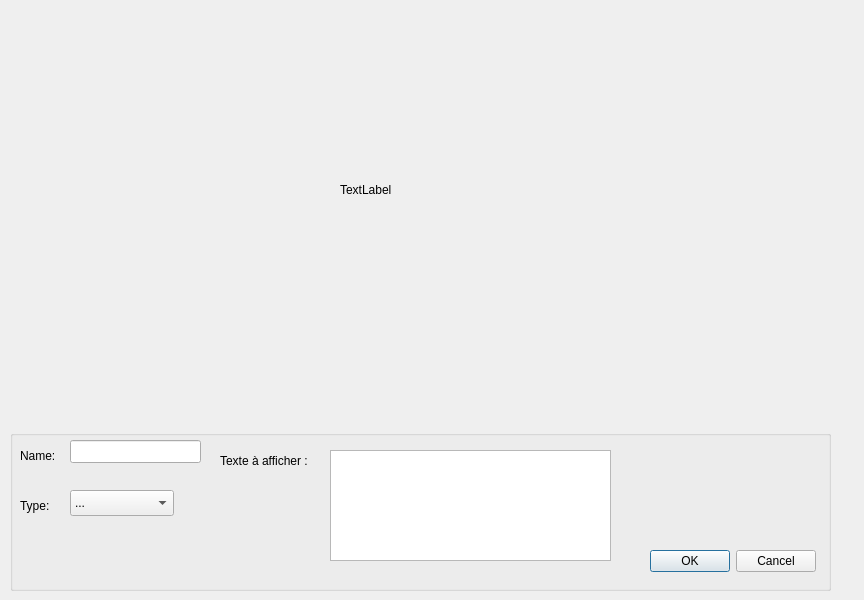
First picture: the form in dialogmodel.ui, repository norips/Projet_MBA_ConfigCreator, before the edit.
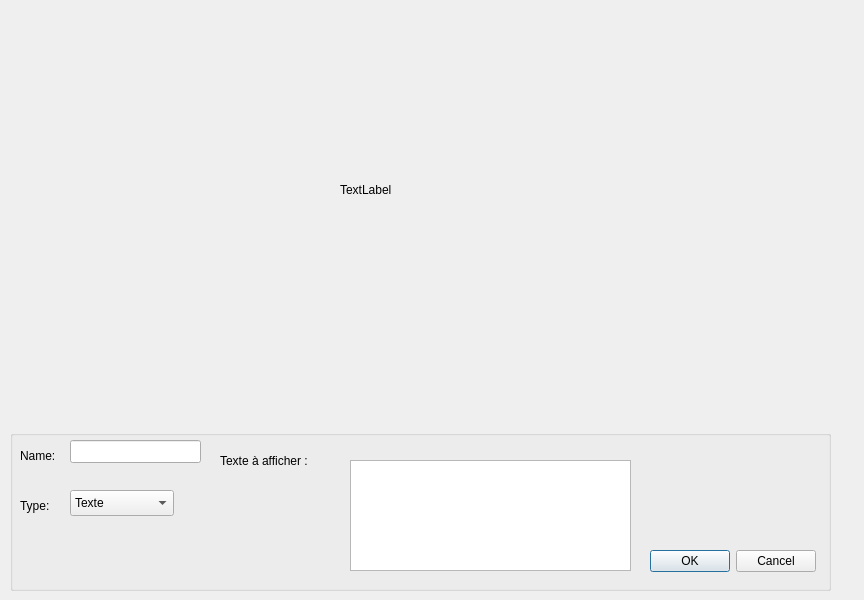
Second picture: the form after the edit. Custom widgets are drawn as their Qt base class.

Commit message: Menu deroulant change la fenetre

What changed in the file:
```diff
--- a/dialogmodel.ui
+++ b/dialogmodel.ui
@@ -76,29 +76,6 @@
      <set>QDialogButtonBox::Cancel|QDialogButtonBox::Ok</set>
     </property>
    </widget>
-   <widget class="QTextEdit" name="teText">
-    <property name="geometry">
-     <rect>
-      <x>320</x>
-      <y>20</y>
-      <width>281</width>
-      <height>111</height>
-     </rect>
-    </property>
-   </widget>
-   <widget class="QLabel" name="lbText">
-    <property name="geometry">
-     <rect>
-      <x>210</x>
-      <y>10</y>
-      <width>121</width>
-      <height>41</height>
-     </rect>
-    </property>
-    <property name="text">
-     <string>Texte à afficher :</string>
-    </property>
-   </widget>
    <widget class="QComboBox" name="comboBox">
     <property name="enabled">
      <bool>true</bool>
@@ -114,11 +91,6 @@
     <property name="mouseTracking">
      <bool>false</bool>
     </property>
-    <item>
-     <property name="text">
-      <string>...</string>
-     </property>
-    </item>
     <item>
      <property name="text">
       <string>Texte</string>
@@ -148,6 +120,50 @@
      <string>Type:</string>
     </property>
    </widget>
+   <widget class="QStackedWidget" name="stackedWidget">
+    <property name="geometry">
+     <rect>
+      <x>210</x>
+      <y>10</y>
+      <width>431</width>
+      <height>141</height>
+     </rect>
+    </property>
+    <property name="currentIndex">
+     <number>0</number>
+    </property>
+    <widget class="QWidget" name="page">
+     <widget class="QLabel" name="lbText">
+      <property name="geometry">
+       <rect>
+        <x>0</x>
+        <y>0</y>
+        <width>121</width>
+        <height>41</height>
+       </rect>
+      </property>
+      <property name="text">
+       <string>Texte à afficher :</string>
+      </property>
+     </widget>
+     <widget class="QTextEdit" name="teText">
+      <property name="geometry">
+       <rect>
+        <x>130</x>
+        <y>20</y>
+        <width>281</width>
+        <height>111</height>
+       </rect>
+      </property>
+     </widget>
+     <zorder>lbText</zorder>
+     <zorder>teText</zorder>
+     <zorder>lbpixmap</zorder>
+     <zorder>lbText</zorder>
+     <zorder>teText</zorder>
+    </widget>
+    <widget class="QWidget" name="page_2"/>
+   </widget>
   </widget>
   <widget class="Widget" name="widget" native="true">
    <property name="geometry">
```
The commit also changes 1 other file.
